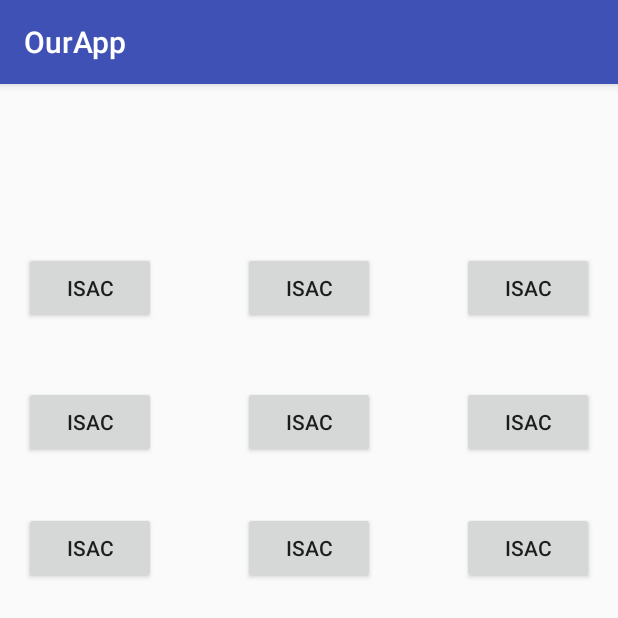
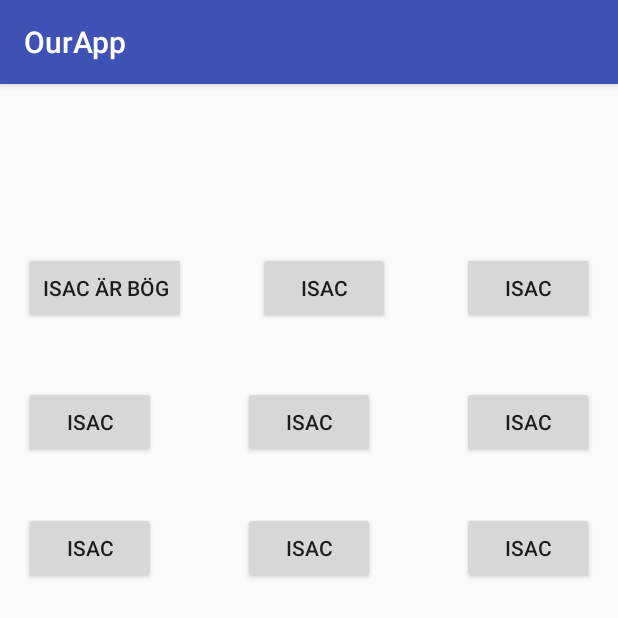
Before and after one commit to heeenkie/Grupp6, an Android app: the isac_spel screen opened directly, with no data from a screen before it, on a phone screen of 412 x 824 dp, the top half of it. Run offline under Robolectric (Android 15) with nearby library versions, the phone set to English and light mode, and no system bars.

Commit message:
first commit

```diff
--- a/Desktop/AndroidStudioProjects/OurApp/app/src/main/res/layout/isac_spel.xml
+++ b/Desktop/AndroidStudioProjects/OurApp/app/src/main/res/layout/isac_spel.xml
@@ -12,7 +12,7 @@
         android:layout_width="wrap_content"
         android:layout_height="wrap_content"
         android:layout_marginStart="16dp"
-        android:text="isac"
+        android:text="isac är bög"
         app:layout_constraintBaseline_toBaselineOf="@+id/bt1"
         app:layout_constraintEnd_toStartOf="@+id/bt1"
         app:layout_constraintHorizontal_chainStyle="spread_inside"
```
